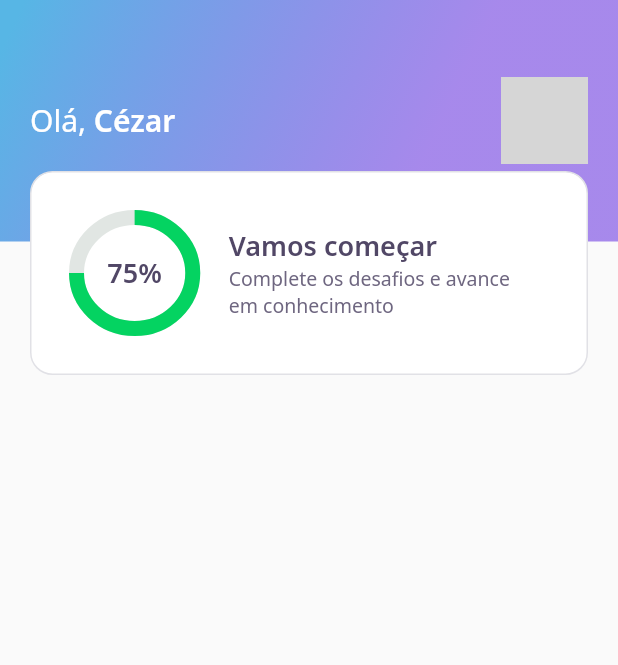
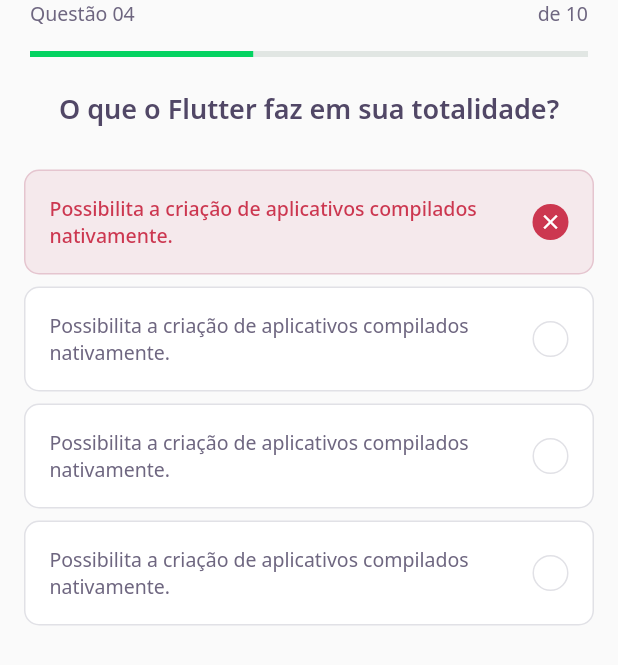
Before and after one commit to cezar-pereira/NLW-Flutter, a Flutter app: the screen it shows after launch, on a phone screen of 412 x 824 dp. Shown: the top 665 px of the screen. Run offline on Flutter 3.47's test engine with Material 2 defaults, Android fonts, the light colour scheme and no system bars; our stand-ins replace google_fonts; grey boxes are pictures that could not be loaded.

Commit message:
Aula 2. Criado os widgets LevelButton e QuizCard da HomePage. LinearProgressIndicator como widget. Criada a pagina de desafios e seus widgets (Awnser, QuestionIndicator, Quiz)

```diff
--- /dev/null
+++ b/lib/challenge/challenge_page.dart
@@ -0,0 +1,45 @@
+import 'package:flutter/material.dart';
+import 'package:nlw_flutter/challenge/widgets/awnser_widget.dart';
+import 'package:nlw_flutter/challenge/widgets/question_indicator_widget.dart';
+
+import 'widgets/quiz_widget.dart';
+
+class ChallengePage extends StatefulWidget {
+  @override
+  _ChallengePageState createState() => _ChallengePageState();
+}
+
+class _ChallengePageState extends State<ChallengePage> {
+  @override
+  Widget build(BuildContext context) {
+    return Scaffold(
+      appBar: PreferredSize(
+        preferredSize: Size.fromHeight(60),
+        child: SafeArea(top: true, child: QuestionIndicatorWidget()),
+      ),
+      body: Container(
+        child: Column(
+          children: [
+            QuizWidget(
+              title: "O que o Flutter faz em sua totalidade?",
+            ),
+            AwnserWidget(
+                isSelected: true,
+                title:
+                    "Possibilita a criação de aplicativos compilados nativamente."),
+            AwnserWidget(
+                isRight: true,
+                title:
+                    "Possibilita a criação de aplicativos compilados nativamente."),
+            AwnserWidget(
+                title:
+                    "Possibilita a criação de aplicativos compilados nativamente."),
+            AwnserWidget(
+                title:
+                    "Possibilita a criação de aplicativos compilados nativamente."),
+          ],
+        ),
+      ),
+    );
+  }
+}
--- /dev/null
+++ b/lib/challenge/widgets/awnser_widget.dart
@@ -0,0 +1,75 @@
+import 'package:flutter/material.dart';
+import 'package:nlw_flutter/core/core.dart';
+
+class AwnserWidget extends StatelessWidget {
+  final String title;
+  final bool isRight;
+  final bool isSelected;
+
+  const AwnserWidget(
+      {Key? key,
+      required this.title,
+      this.isRight = false,
+      this.isSelected = false})
+      : super(key: key);
+
+  Color get _selectedColorRight =>
+      isRight ? AppColors.darkGreen : AppColors.darkRed;
+  Color get _selectedBorderRight =>
+      isRight ? Colors.transparent : Colors.transparent;
+  Color get _selectedColorCardRight =>
+      isRight ? AppColors.lightGreen : AppColors.lightRed;
+  Color get _selectedBorderCardRight =>
+      isRight ? AppColors.green : AppColors.red;
+  TextStyle get _selectedTextStyleRight =>
+      isRight ? AppTextStyles.bodyDarkGreen : AppTextStyles.bodyDarkRed;
+  IconData get _selectedIconRight => isRight ? Icons.check : Icons.close;
+
+  @override
+  Widget build(BuildContext context) {
+    return Padding(
+      padding: const EdgeInsets.symmetric(horizontal: 16, vertical: 4),
+      child: Container(
+        padding: EdgeInsets.all(16),
+        decoration: BoxDecoration(
+            color: isSelected ? _selectedColorCardRight : AppColors.white,
+            borderRadius: BorderRadius.circular(10),
+            border: Border.fromBorderSide(BorderSide(
+              color: isSelected ? _selectedBorderCardRight : AppColors.border,
+            ))),
+        child: Row(
+          mainAxisAlignment: MainAxisAlignment.spaceBetween,
+          children: [
+            Expanded(
+              child: Text(
+                title,
+                style:
+                    isSelected ? _selectedTextStyleRight : AppTextStyles.body,
+              ),
+            ),
+            Container(
+              width: 24,
+              height: 24,
+              decoration: BoxDecoration(
+                color: isSelected ? _selectedColorRight : AppColors.white,
+                borderRadius: BorderRadius.circular(500),
+                border: Border.fromBorderSide(
+                  BorderSide(
+                    color: isSelected ? _selectedBorderRight : AppColors.border,
+                  ),
+                ),
+              ),
+              child: isSelected
+                  ? Icon(
+                      _selectedIconRight,
+                      color: AppColors.white,
+                      size: 16,
+                    )
+                  : null,
+            )
+          ],
+        ),
+      ),
+    );
+  }
+}
--- /dev/null
+++ b/lib/challenge/widgets/question_indicator_widget.dart
@@ -0,0 +1,22 @@
+import 'package:flutter/material.dart';
+import 'package:nlw_flutter/core/core.dart';
+import 'package:nlw_flutter/shared/widgets/linear_progress_indicator_widget.dart';
+
+class QuestionIndicatorWidget extends StatelessWidget {
+  @override
+  Widget build(BuildContext context) {
+    return Container(
+      padding: const EdgeInsets.symmetric(horizontal: 20),
+      child: Column(
+        children: [
+          Row(mainAxisAlignment: MainAxisAlignment.spaceBetween, children: [
+            Text("Questão 04", style: AppTextStyles.body),
+            Text("de 10", style: AppTextStyles.body),
+          ]),
+          SizedBox(height: 16),
+          LinearProgressIndicatorWidget(value: 0.4)
+        ],
+      ),
+    );
+  }
+}
--- /dev/null
+++ b/lib/challenge/widgets/quiz_widget.dart
@@ -0,0 +1,20 @@
+import 'package:flutter/material.dart';
+import 'package:nlw_flutter/core/core.dart';
+
+class QuizWidget extends StatelessWidget {
+  final String title;
+
+  const QuizWidget({Key? key, required this.title}) : super(key: key);
+
+  @override
+  Widget build(BuildContext context) {
+    return Container(
+      child: Column(
+        children: [
+          Text(title, style: AppTextStyles.heading),
+          SizedBox(height: 24)
+        ],
+      ),
+    );
+  }
+}
--- a/lib/core/app_widget.dart
+++ b/lib/core/app_widget.dart
@@ -1,4 +1,5 @@
 import 'package:flutter/material.dart';
+import 'package:nlw_flutter/challenge/challenge_page.dart';
 import 'package:nlw_flutter/home/home_page.dart';
 import 'package:nlw_flutter/home/widgets/app_bar_widget.dart';
 
@@ -9,8 +10,7 @@
       debugShowCheckedModeBanner: false,
       title: "nlw_flutter",
       home: Scaffold(
-        appBar: AppBarWidget(),
-        body: HomePage(),
+        body: ChallengePage(),
       ),
     );
   }
--- a/lib/home/widgets/chart_widget.dart
+++ b/lib/home/widgets/chart_widget.dart
@@ -9,8 +9,8 @@
         alignment: Alignment.center,
         children: [
           Container(
-            width: double.maxFinite,
-            height: double.maxFinite,
+            height: 80,
+            width: 80,
             child: CircularProgressIndicator(
               strokeWidth: 10,
               value: .75,
--- a/lib/home/widgets/score_card_widget.dart
+++ b/lib/home/widgets/score_card_widget.dart
@@ -10,7 +10,7 @@
       padding: const EdgeInsets.symmetric(horizontal: 20),
       child: Container(
         height: 136,
-        padding: EdgeInsets.symmetric(horizontal: 30, vertical: 30),
+        padding: EdgeInsets.symmetric(horizontal: 24, vertical: 24),
         decoration: BoxDecoration(
           borderRadius: BorderRadius.circular(15),
           border: Border.all(color: AppColors.border),
--- /dev/null
+++ b/lib/shared/widgets/linear_progress_indicator_widget.dart
@@ -0,0 +1,17 @@
+import 'package:flutter/material.dart';
+import 'package:nlw_flutter/core/core.dart';
+
+class LinearProgressIndicatorWidget extends StatelessWidget {
+  final double value;
+
+  const LinearProgressIndicatorWidget({Key? key, required this.value})
+      : super(key: key);
+  @override
+  Widget build(BuildContext context) {
+    return LinearProgressIndicator(
+      value: value,
+      backgroundColor: AppColors.chartSecondary,
+      valueColor: AlwaysStoppedAnimation<Color>(AppColors.chartPrimary),
+    );
+  }
+}
```
Also changed, not shown: lib/home/home_page.dart (+41 -1 lines), lib/home/widgets/level_button_widget.dart (added, +62 -0 lines), lib/home/widgets/quiz_card_widget.dart (added, +41 -0 lines).
